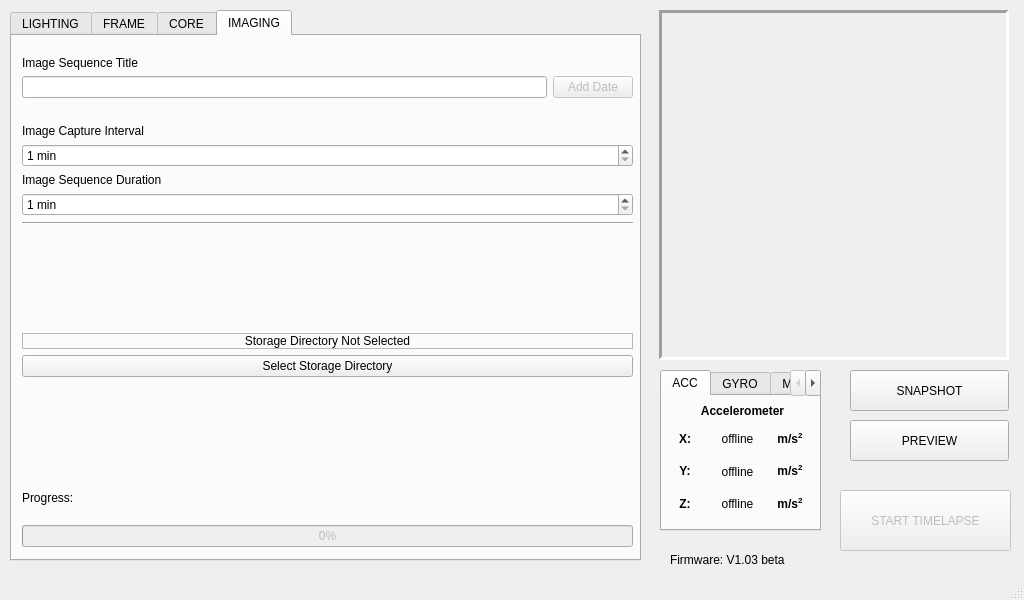
Old version of the form _ui/Clinostat.ui in the repository CoSE-Jerry/3D-Clinostat.
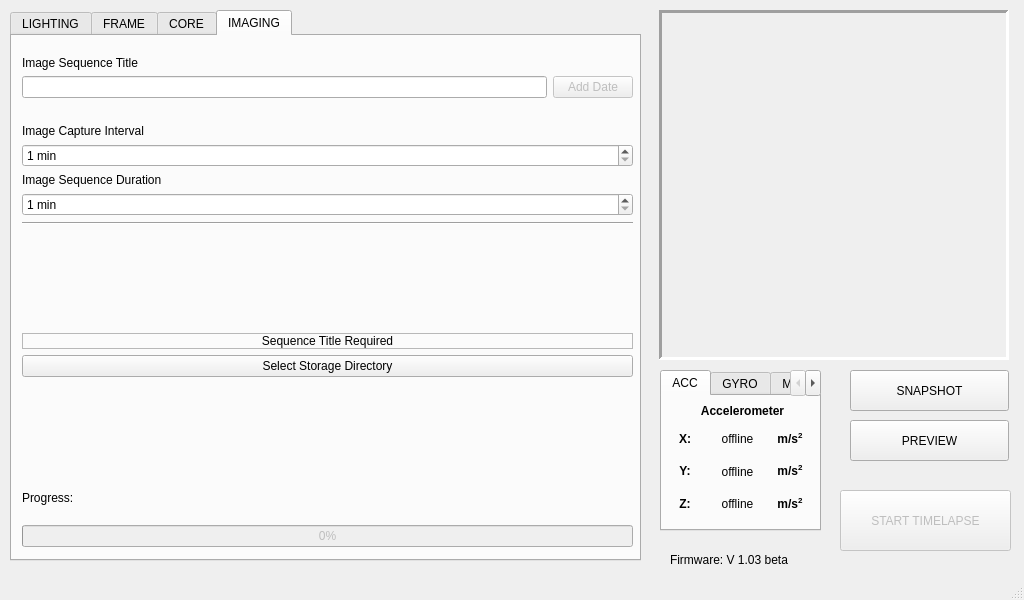
New version of the form. Icons and pictures are not drawn.

What changed in the file:
```diff
--- a/_ui/Clinostat.ui
+++ b/_ui/Clinostat.ui
@@ -1355,7 +1355,7 @@
             <enum>QFrame::Raised</enum>
            </property>
            <property name="text">
-            <string>Storage Directory Not Selected</string>
+            <string>Sequence Title Required</string>
            </property>
            <property name="alignment">
             <set>Qt::AlignCenter</set>
@@ -1468,7 +1468,7 @@
      </rect>
     </property>
     <property name="text">
-     <string>Firmware: V1.03 beta</string>
+     <string>Firmware: V 1.03 beta</string>
     </property>
    </widget>
    <widget class="QTabWidget" name="Sensor_tabWidget">
```
Left out of the diff: 4 changed lines with no effect on the pictures.
